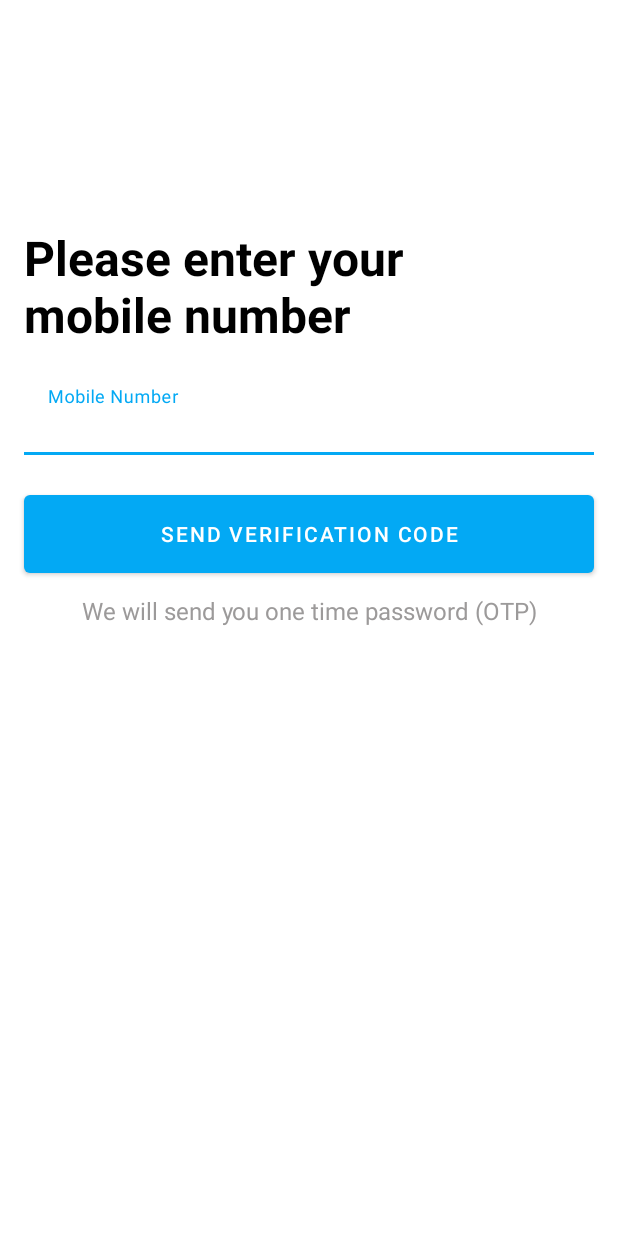
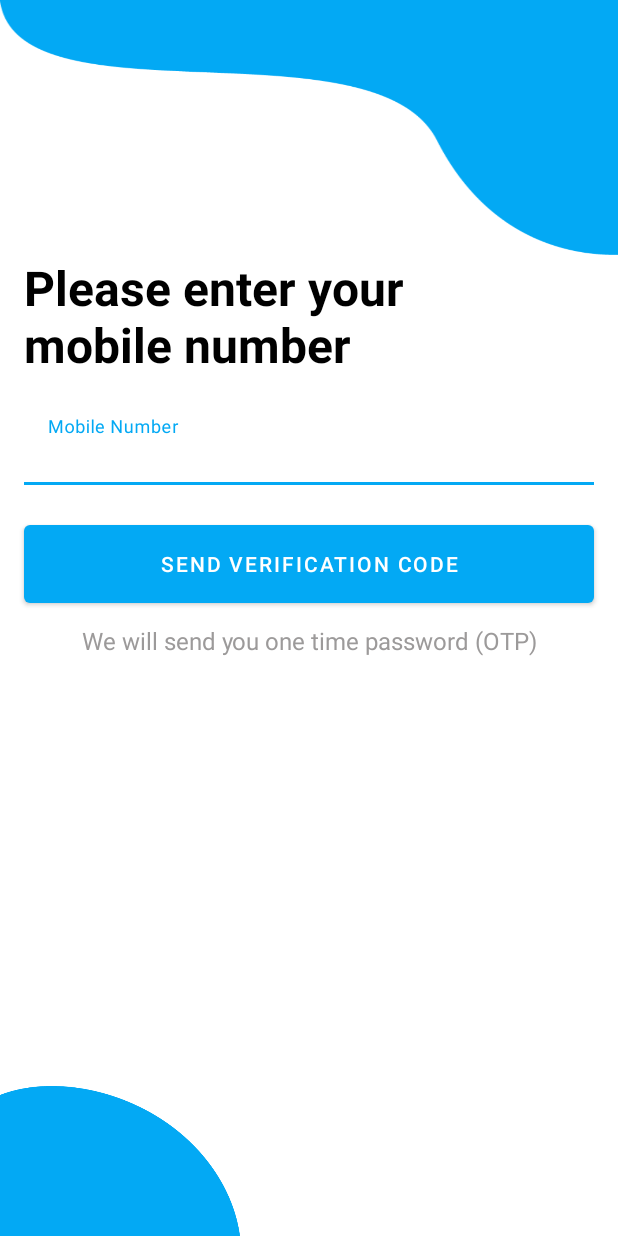
Before and after one commit to RundownCactus/EUSA, an Android app: the screen it shows after launch (PhoneNumberVerification), on a phone screen of 412 x 824 dp. Run offline under Robolectric (Android 15) with nearby library versions, the phone set to English and light mode, and no system bars.

Commit message:
Verifications screens updated

```diff
--- a/app/src/main/res/layout/activity_phone_number_verification.xml
+++ b/app/src/main/res/layout/activity_phone_number_verification.xml
@@ -7,6 +7,30 @@
     android:background="@color/white"
     tools:context=".PhoneNumberVerification">
 
+    <LinearLayout
+        android:id="@+id/updesign"
+        android:layout_width="match_parent"
+        android:layout_height="170dp"
+        android:background="@drawable/updesign"
+        app:layout_constraintEnd_toEndOf="parent"
+        app:layout_constraintStart_toStartOf="parent"
+        app:layout_constraintTop_toTopOf="parent"
+        android:orientation="horizontal"
+        tools:ignore="MissingConstraints">
+
+    </LinearLayout>
+
+    <LinearLayout
+        android:id="@+id/downdesign"
+        android:layout_width="160dp"
+        android:layout_height="100dp"
+        android:background="@drawable/downdesign"
+        app:layout_constraintBottom_toBottomOf="parent"
+        app:layout_constraintStart_toStartOf="parent"
+        tools:ignore="MissingConstraints"
+        android:orientation="vertical">
+
+    </LinearLayout>
     <TextView
         android:id="@+id/phonetextbox"
         android:layout_width="wrap_content"
@@ -17,10 +41,9 @@
         android:textStyle="bold"
         android:paddingStart="16dp"
         android:paddingRight="16dp"
-        android:layout_marginTop="150dp"
         app:layout_constraintEnd_toEndOf="parent"
         app:layout_constraintStart_toStartOf="parent"
-        app:layout_constraintTop_toTopOf="parent"
+        app:layout_constraintTop_toBottomOf="@+id/updesign"
         tools:ignore="HardcodedText,MissingConstraints"
         android:paddingLeft="16dp">
     </TextView>
```
Also changed, not shown: app/src/main/res/layout/activity_receive_verification_code.xml (+24 -2 lines), app/src/main/res/drawable/downdesign.png (added), app/src/main/res/drawable/updesign.png (added).
